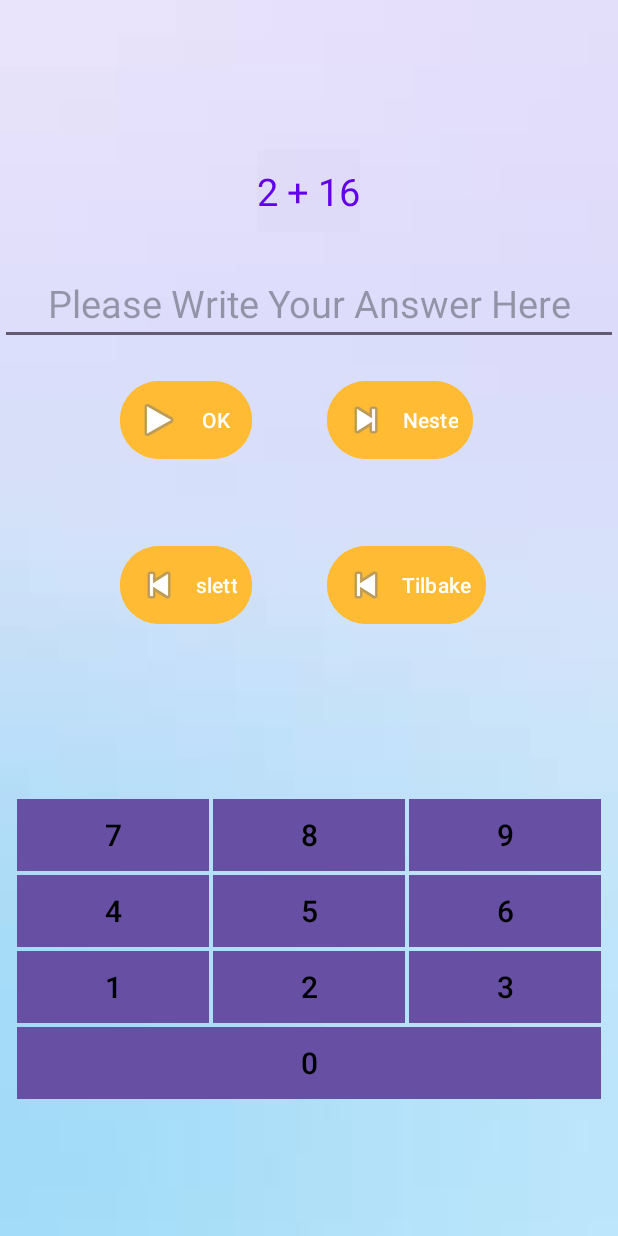
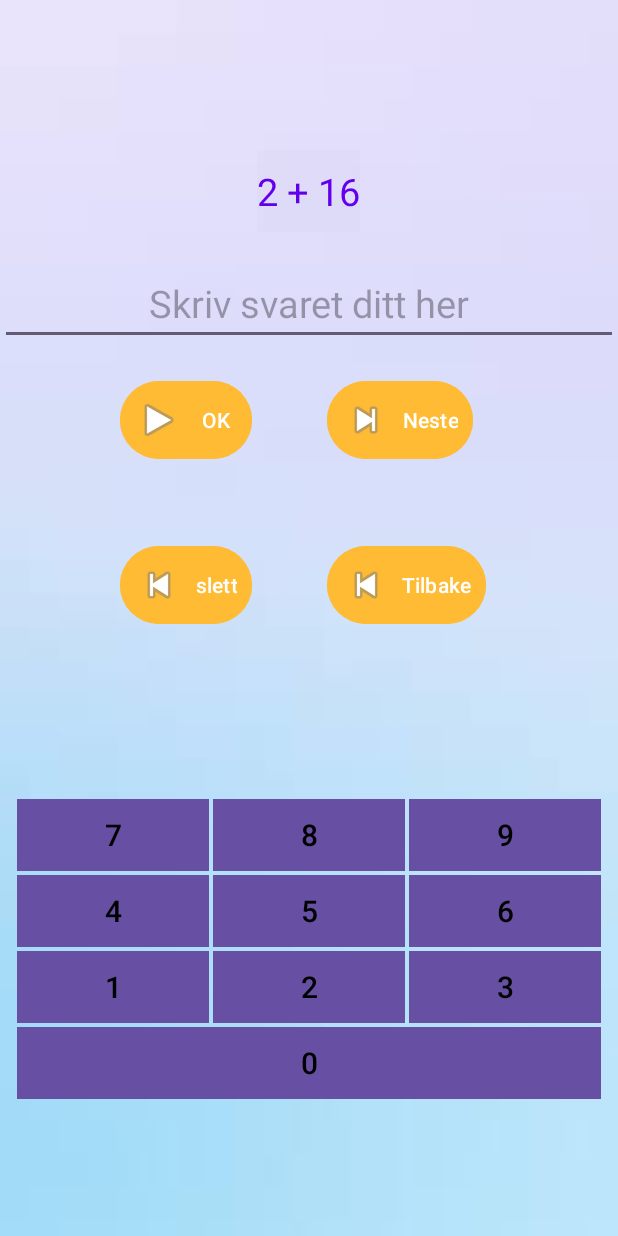
Before and after one commit to Latifa-Ajram/Spill, an Android app: the StartGame screen opened directly, with no data from a screen before it, on a phone screen of 412 x 824 dp. Run offline under Robolectric (Android 15) with nearby library versions, the phone set to English and light mode, and no system bars.

```diff
--- a/app/src/main/res/layout/activity_start_game.xml
+++ b/app/src/main/res/layout/activity_start_game.xml
@@ -28,7 +28,7 @@
         android:layout_below="@id/textViewQuestion"
         android:layout_marginTop="20dp"
         android:gravity="center"
-        android:hint="Please Write Your Answer Here"
+        android:hint="Skriv svaret ditt her"
         android:inputType="number"
         android:textColor="@color/design_default_color_primary"
 
```
Also changed, not shown: app/src/main/java/com/example/project1/Preferanse.java (+0 -7 lines).
